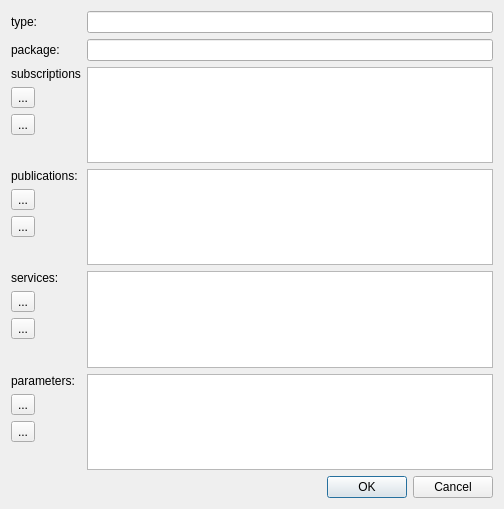
Before: the Qt Designer form rxDev/src/specFileEdit.ui in songxuchao/rxdeveloper-ros-pkg, drawn with Qt 5.
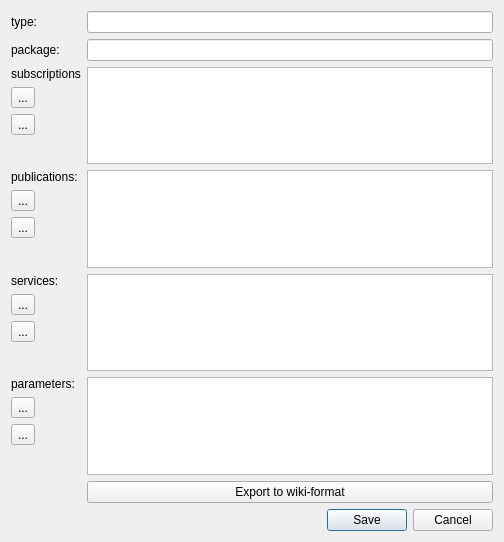
After: the same form once the commit is applied. Icons and pictures are not drawn.

Commit message: bugfixes + a specfile to wiki export dialog

Diff of the .ui file:
```diff
--- a/rxDev/src/specFileEdit.ui
+++ b/rxDev/src/specFileEdit.ui
@@ -7,7 +7,7 @@
     <x>0</x>
     <y>0</y>
     <width>504</width>
-    <height>509</height>
+    <height>542</height>
    </rect>
   </property>
   <property name="windowTitle">
@@ -38,13 +38,13 @@
    <item row="1" column="1">
     <widget class="QLineEdit" name="lineEdit_package"/>
    </item>
-   <item row="11" column="1">
+   <item row="12" column="1">
     <widget class="QDialogButtonBox" name="buttonBox">
      <property name="orientation">
       <enum>Qt::Horizontal</enum>
      </property>
      <property name="standardButtons">
-      <set>QDialogButtonBox::Cancel|QDialogButtonBox::Ok</set>
+      <set>QDialogButtonBox::Cancel|QDialogButtonBox::Save</set>
      </property>
     </widget>
    </item>
@@ -228,6 +228,13 @@
      </property>
     </widget>
    </item>
+   <item row="11" column="1">
+    <widget class="QPushButton" name="pushButton_wiki">
+     <property name="text">
+      <string>Export to wiki-format</string>
+     </property>
+    </widget>
+   </item>
   </layout>
   <action name="actionDelete_sub">
    <property name="icon">
```
The commit also changes 20 other files.
